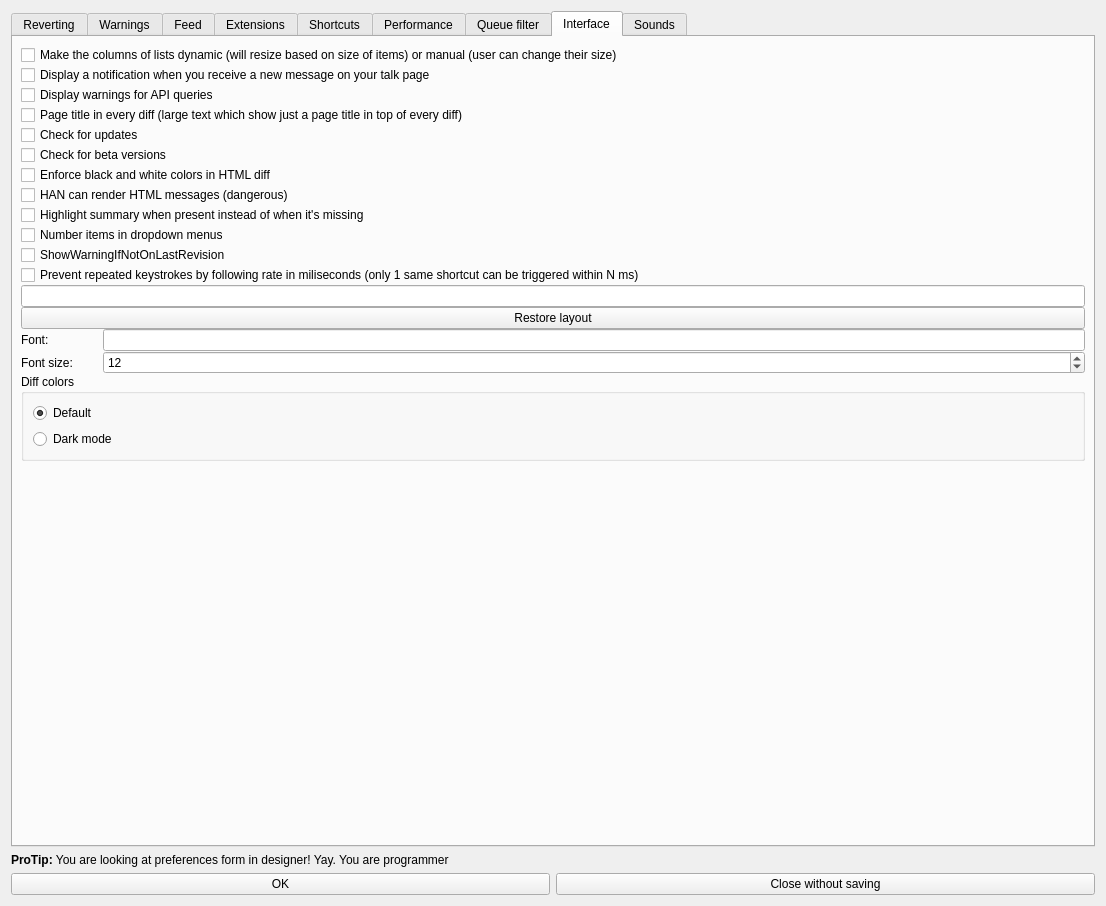
Qt form src/huggle_ui/preferences.ui (huggle/huggle3-qt-lx) before a commit.
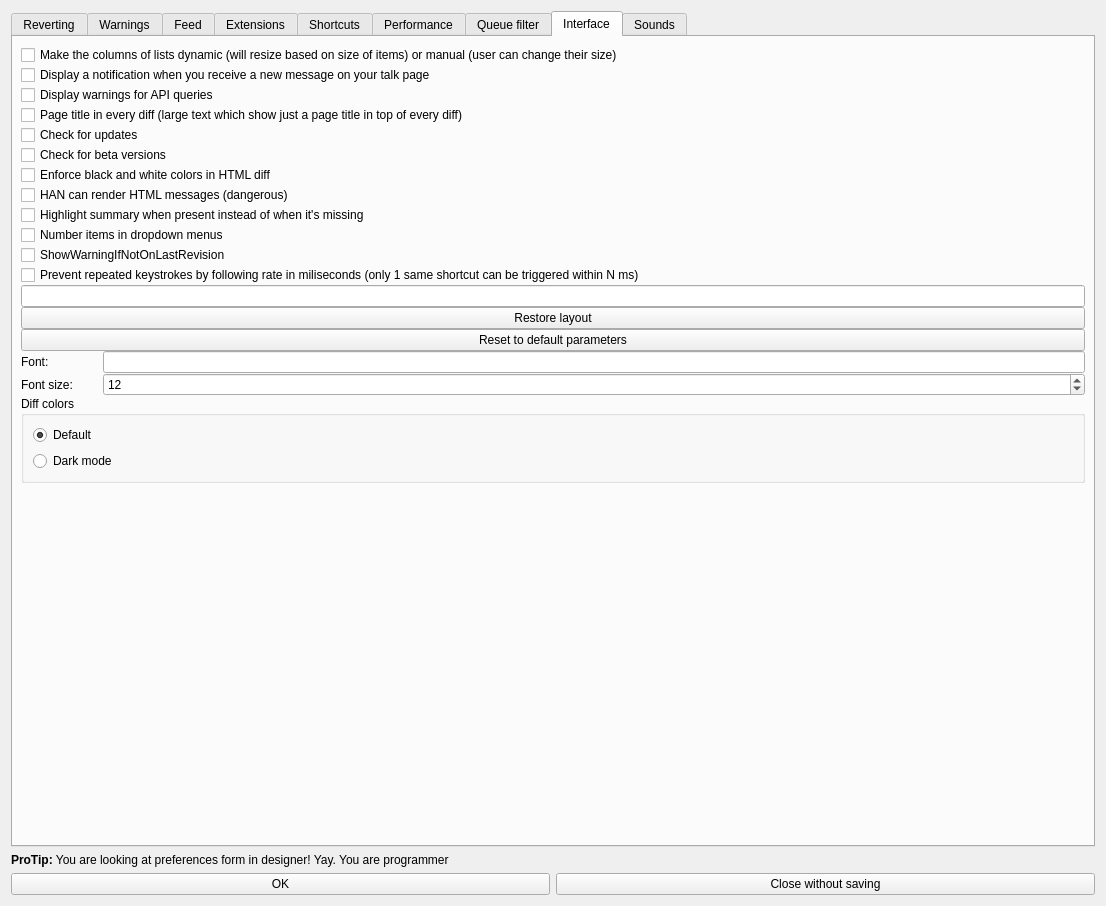
The same form after that commit. The open tabs and pages were chosen to show the change. Icons and pictures are not drawn.

```diff
--- a/src/huggle_ui/preferences.ui
+++ b/src/huggle_ui/preferences.ui
@@ -1103,6 +1103,13 @@
          </property>
         </widget>
        </item>
+       <item>
+        <widget class="QPushButton" name="pushButton_ResetConfig">
+         <property name="text">
+          <string>Reset to default parameters</string>
+         </property>
+        </widget>
+       </item>
        <item>
         <layout class="QFormLayout" name="formLayout_2">
          <item row="0" column="0">
```
Left out of the diff: 44 changed lines with no effect on the pictures.
